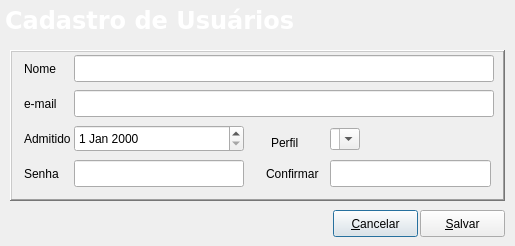
The window that libs/QRadCommonGui/edituser.ui (MarcoBueno1/qrad) describes before a commit, drawn with Qt 5.
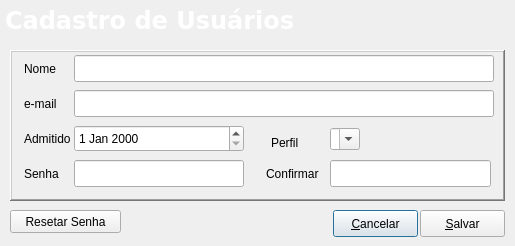
The same window after the commit. Icons and pictures are not drawn. Custom widgets are drawn as their Qt base class.

What changed in the file:
```diff
--- a/libs/QRadCommonGui/edituser.ui
+++ b/libs/QRadCommonGui/edituser.ui
@@ -468,6 +468,19 @@
     <string>&amp;Salvar</string>
    </property>
   </widget>
+  <widget class="QPushButton" name="pushButtonResetarSenha">
+   <property name="geometry">
+    <rect>
+     <x>10</x>
+     <y>210</y>
+     <width>111</width>
+     <height>23</height>
+    </rect>
+   </property>
+   <property name="text">
+    <string>Resetar Senha</string>
+   </property>
+  </widget>
  </widget>
  <customwidgets>
   <customwidget>
```
